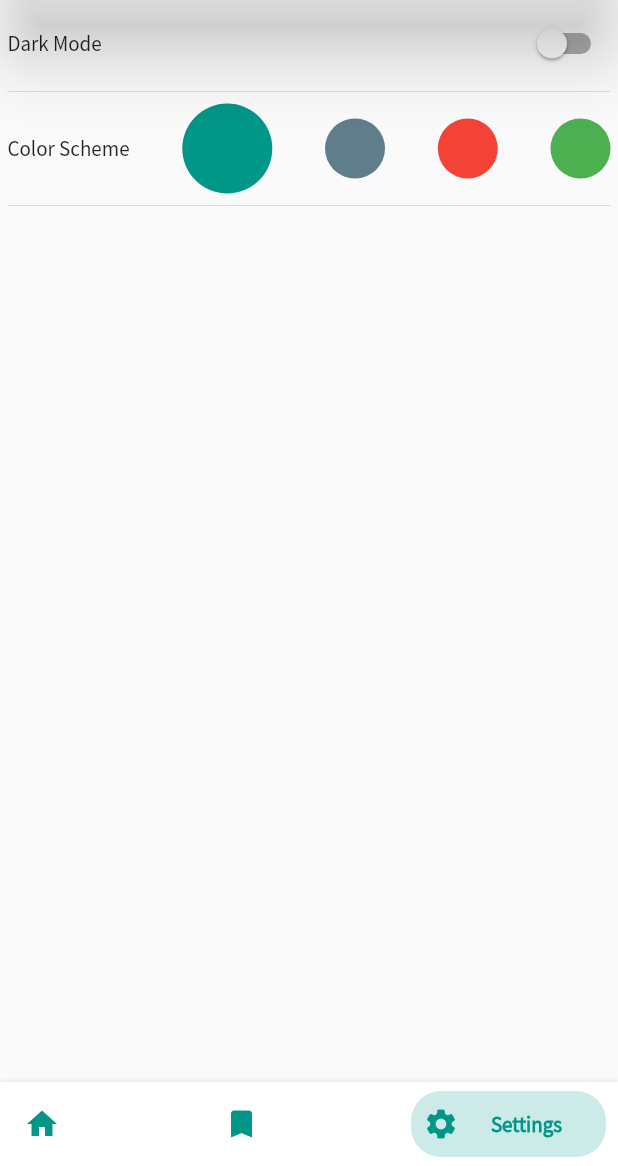
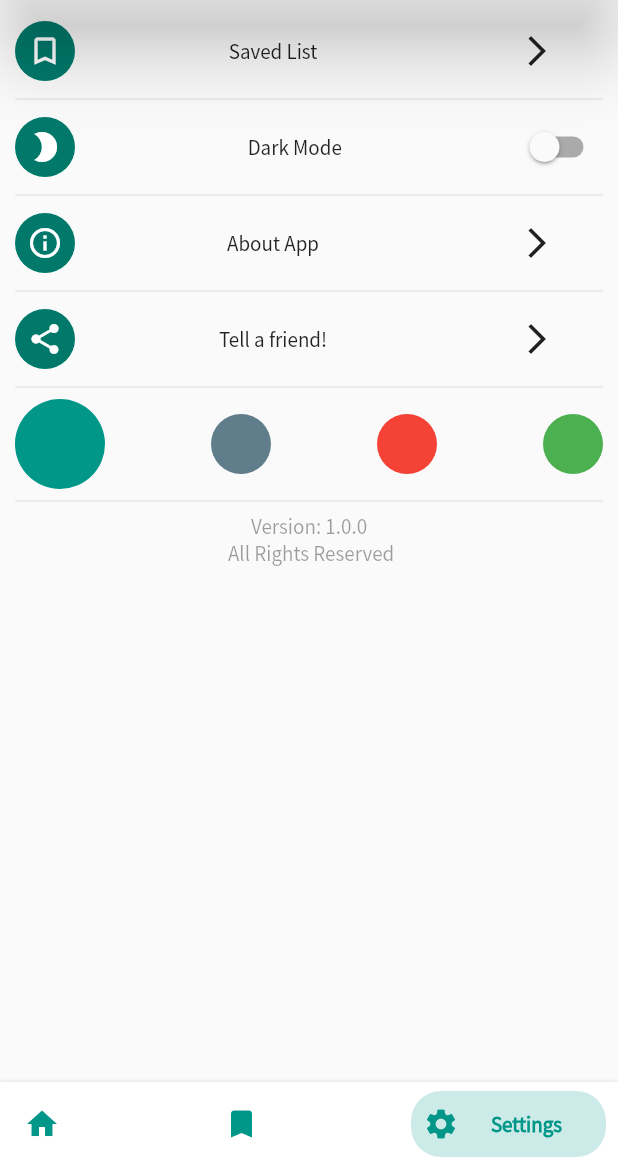
Before and after one commit to prabhaskumra/I-am-bored, a Flutter app: the screen it shows after launch, swiped to page 3, on a phone screen of 412 x 824 dp, the part 70-1236 px from its top. Run offline on Flutter 3.47's test engine with Material 2 defaults, Android fonts, the phone set to English and light mode, and no system bars; drawn by our look-alikes of bottom_navy_bar; our stand-ins replace flutter_linkify, share.

Commit message:
UI changes.

```diff
--- a/i_am_bored/lib/screens/main_screen.dart
+++ b/i_am_bored/lib/screens/main_screen.dart
@@ -71,7 +71,7 @@ class _MainScreenState extends State<MainScreen> {
           ),
           BottomNavyBarItem(
             icon: Icon(Icons.bookmark),
-            title: Text('Saved List'),
+            title: Text('Saved Items'),
             activeColor: Theme.of(context).primaryColor,
             textAlign: TextAlign.center,
           ),
@@ -98,9 +98,6 @@ class _MainScreenState extends State<MainScreen> {
           ],
         ),
       ),
-      // body: _homeSceen
-      //     ? homeScreen
-      //     : (_savedListScreen ? SavedListScreen() : SettingsScreen()),
     );
   }
 }
--- a/i_am_bored/lib/screens/saved_list_screen.dart
+++ b/i_am_bored/lib/screens/saved_list_screen.dart
@@ -10,7 +10,7 @@ class _SavedListScreenState extends State<SavedListScreen> {
   Widget build(BuildContext context) {
     return Container(
         child: Center(
-      child: Text("Saved List For Now"),
+      child: Text("No Saved Activities!"),
     ));
   }
 }
--- a/i_am_bored/lib/screens/settings_screen.dart
+++ b/i_am_bored/lib/screens/settings_screen.dart
@@ -21,12 +21,34 @@ class _SettingsScreenState extends State<SettingsScreen> {
     );
     return Container(
       // decoration: boxDecoration,
-      padding: EdgeInsets.all(5),
+      padding: EdgeInsets.all(10),
       child: ListView(
+        // shrinkWrap: ,
         children: [
           Row(
             mainAxisAlignment: MainAxisAlignment.spaceBetween,
             children: [
+              CircleAvatar(
+                child: Icon(
+                  Icons.bookmark_border,
+                ),
+              ),
+              Text("Saved List"),
+              FlatButton(
+                onPressed: () {},
+                child: Icon(Icons.arrow_forward_ios),
+              )
+            ],
+          ),
+          Divider(),
+          Row(
+            mainAxisAlignment: MainAxisAlignment.spaceBetween,
+            children: [
+              CircleAvatar(
+                child: Icon(
+                  Icons.brightness_2,
+                ),
+              ),
               Text("Dark Mode"),
               Switch.adaptive(
                   value: globals.darkMode,
@@ -41,7 +63,44 @@ class _SettingsScreenState extends State<SettingsScreen> {
           Row(
             mainAxisAlignment: MainAxisAlignment.spaceBetween,
             children: [
-              Text("Color Scheme"),
+              CircleAvatar(
+                child: Icon(
+                  Icons.info_outline,
+                ),
+              ),
+              Text("About App"),
+              FlatButton(
+                clipBehavior: Clip.hardEdge,
+                onPressed: () {},
+                child: Icon(Icons.arrow_forward_ios),
+              )
+            ],
+          ),
+          Divider(),
+          Row(
+            mainAxisAlignment: MainAxisAlignment.spaceBetween,
+            children: [
+              CircleAvatar(
+                child: Icon(Icons.share),
+              ),
+              Text("Tell a friend!"),
+              FlatButton(
+                clipBehavior: Clip.hardEdge,
+                onPressed: () {},
+                child: Icon(Icons.arrow_forward_ios),
+              )
+            ],
+          ),
+          Divider(),
+          Row(
+            mainAxisAlignment: MainAxisAlignment.spaceBetween,
+            children: [
+              // CircleAvatar(
+              //   child: Icon(
+              //     Icons.info_outline,
+              //   ),
+              // ),
+              // Text("Color Scheme"),
               Container(
                 // color: Colors.red,
                 child: CircleAvatar(
@@ -91,6 +150,13 @@ class _SettingsScreenState extends State<SettingsScreen> {
             ],
           ),
           Divider(),
+          Text(
+            "Version: 1.0.0\n All Rights Reserved",
+            textAlign: TextAlign.center,
+            style: TextStyle(
+              color: Theme.of(context).disabledColor,
+            ),
+          ),
         ],
       ),
     );
```
Also changed, not shown: i_am_bored/lib/screens/home_screen.dart (+19 -62 lines), i_am_bored/lib/widgets/gridview_buttons.dart (+15 -7 lines), i_am_bored/lib/widgets/table_data.dart (+5 -3 lines).
